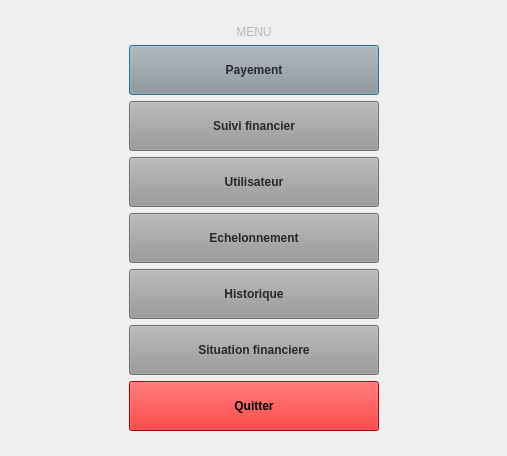
Above: myProject/menu.ui from ToDesire/QT_Project before the change. Below: the same form after it.
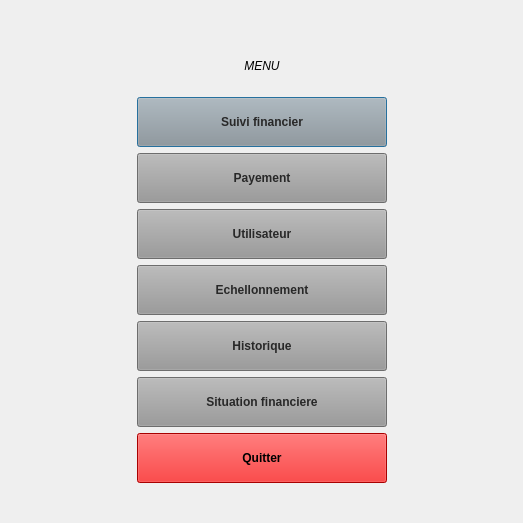
That is the form after the change. Icons and pictures are not drawn.

What changed in the file:
```diff
--- a/myProject/menu.ui
+++ b/myProject/menu.ui
@@ -6,8 +6,8 @@
    <rect>
     <x>0</x>
     <y>0</y>
-    <width>507</width>
-    <height>456</height>
+    <width>523</width>
+    <height>523</height>
    </rect>
   </property>
   <property name="windowTitle">
@@ -19,32 +19,6 @@
 }</string>
   </property>
   <layout class="QGridLayout" name="gridLayout">
-   <item row="1" column="0">
-    <spacer name="horizontalSpacer">
-     <property name="orientation">
-      <enum>Qt::Horizontal</enum>
-     </property>
-     <property name="sizeHint" stdset="0">
-      <size>
-       <width>135</width>
-       <height>20</height>
-      </size>
-     </property>
-    </spacer>
-   </item>
-   <item row="2" column="1">
-    <spacer name="verticalSpacer_2">
-     <property name="orientation">
-      <enum>Qt::Vertical</enum>
-     </property>
-     <property name="sizeHint" stdset="0">
-      <size>
-       <width>20</width>
-       <height>1</height>
-      </size>
-     </property>
-    </spacer>
-   </item>
    <item row="0" column="1">
     <spacer name="verticalSpacer">
      <property name="orientation">
@@ -53,31 +27,19 @@
      <property name="sizeHint" stdset="0">
       <size>
        <width>20</width>
-       <height>1</height>
+       <height>22</height>
       </size>
      </property>
     </spacer>
    </item>
-   <item row="1" column="2">
-    <spacer name="horizontalSpacer_2">
-     <property name="styleSheet">
-      <string>QPushButton{
-	font: 75 italic 12pt &quot;Fira Sans&quot;;
-	font-weight: bold;
-	background-color: rgb(202, 202, 202);
-	color: white;
-}QPushButton:pressed{
-	font: 75 italic 12pt &quot;Fira Sans&quot;;
-	font-weight: bold;
-	background-color: material;
-}</string>
-     </property>
+   <item row="1" column="0">
+    <spacer name="horizontalSpacer">
      <property name="orientation">
       <enum>Qt::Horizontal</enum>
      </property>
      <property name="sizeHint" stdset="0">
       <size>
-       <width>134</width>
+       <width>118</width>
        <height>20</height>
       </size>
      </property>
@@ -87,49 +49,29 @@
     <layout class="QVBoxLayout" name="verticalLayout">
      <item>
       <widget class="QLabel" name="label">
+       <property name="minimumSize">
+        <size>
+         <width>0</width>
+         <height>50</height>
+        </size>
+       </property>
+       <property name="maximumSize">
+        <size>
+         <width>16777215</width>
+         <height>50</height>
+        </size>
+       </property>
        <property name="styleSheet">
         <string notr="true">QLabel{
-	color: rgb(185, 185, 185);
-	font: 81 italic 14pt &quot;Fira Sans Condensed ExtraBold&quot;;
+	font: 81 15pt &quot;Fira Sans Compressed ExtraBold&quot;;
+	font-style: italic;
 }</string>
        </property>
        <property name="text">
-        <string>&lt;center&gt;MENU&lt;/center&gt;</string>
+        <string>MENU</string>
        </property>
-      </widget>
-     </item>
-     <item>
-      <widget class="QPushButton" name="pushButton_2">
-       <property name="minimumSize">
-        <size>
-         <width>250</width>
-         <height>50</height>
-        </size>
-       </property>
-       <property name="maximumSize">
-        <size>
-         <width>250</width>
-         <height>50</height>
-        </size>
-       </property>
-       <property name="cursor">
-        <cursorShape>PointingHandCursor</cursorShape>
-       </property>
-       <property name="styleSheet">
-        <string notr="true">QPushButton{
-	font: 75 italic 12pt &quot;Fira Sans&quot;;
-	font-weight: bold;
-	background-color: rgb(152, 152, 152);
-	color: rgb(40, 40, 40);
-}QPushButton:pressed{
-	font: 75 italic 12pt &quot;Fira Sans&quot;;
-	font-weight: bold;
-	background-color: rgb(81, 81, 81);
-	color: rgb(211, 211, 211);
-}</string>
-       </property>
-       <property name="text">
-        <string>Payement</string>
+       <property name="alignment">
+        <set>Qt::AlignCenter</set>
        </property>
       </widget>
      </item>
@@ -168,6 +110,41 @@
        </property>
       </widget>
      </item>
+     <item>
+      <widget class="QPushButton" name="pushButton_2">
+       <property name="minimumSize">
+        <size>
+         <width>250</width>
+         <height>50</height>
+        </size>
+       </property>
+       <property name="maximumSize">
+        <size>
+         <width>250</width>
+         <height>50</height>
+        </size>
+       </property>
+       <property name="cursor">
+        <cursorShape>PointingHandCursor</cursorShape>
+       </property>
+       <property name="styleSheet">
+        <string notr="true">QPushButton{
+	font: 75 italic 12pt &quot;Fira Sans&quot;;
+	font-weight: bold;
+	background-color: rgb(152, 152, 152);
+	color: rgb(40, 40, 40);
+}QPushButton:pressed{
+	font: 75 italic 12pt &quot;Fira Sans&quot;;
+	font-weight: bold;
+	background-color: rgb(81, 81, 81);
+	color: rgb(211, 211, 211);
+}</string>
+       </property>
+       <property name="text">
+        <string>Payement</string>
+       </property>
+      </widget>
+     </item>
      <item>
       <widget class="QPushButton" name="pushButton_3">
        <property name="minimumSize">
@@ -231,7 +208,7 @@
 }</string>
        </property>
        <property name="text">
-        <string>Echelonnement</string>
+        <string>Echellonnement</string>
        </property>
       </widget>
      </item>
@@ -337,6 +314,32 @@
      </item>
     </layout>
    </item>
+   <item row="1" column="2">
+    <spacer name="horizontalSpacer_2">
+     <property name="orientation">
+      <enum>Qt::Horizontal</enum>
+     </property>
+     <property name="sizeHint" stdset="0">
+      <size>
+       <width>117</width>
+       <height>20</height>
+      </size>
+     </property>
+    </spacer>
+   </item>
+   <item row="2" column="1">
+    <spacer name="verticalSpacer_2">
+     <property name="orientation">
+      <enum>Qt::Vertical</enum>
+     </property>
+     <property name="sizeHint" stdset="0">
+      <size>
+       <width>20</width>
+       <height>21</height>
+      </size>
+     </property>
+    </spacer>
+   </item>
   </layout>
  </widget>
  <resources/>
```
Left out of the diff: 2 changed lines with no effect on the pictures.
